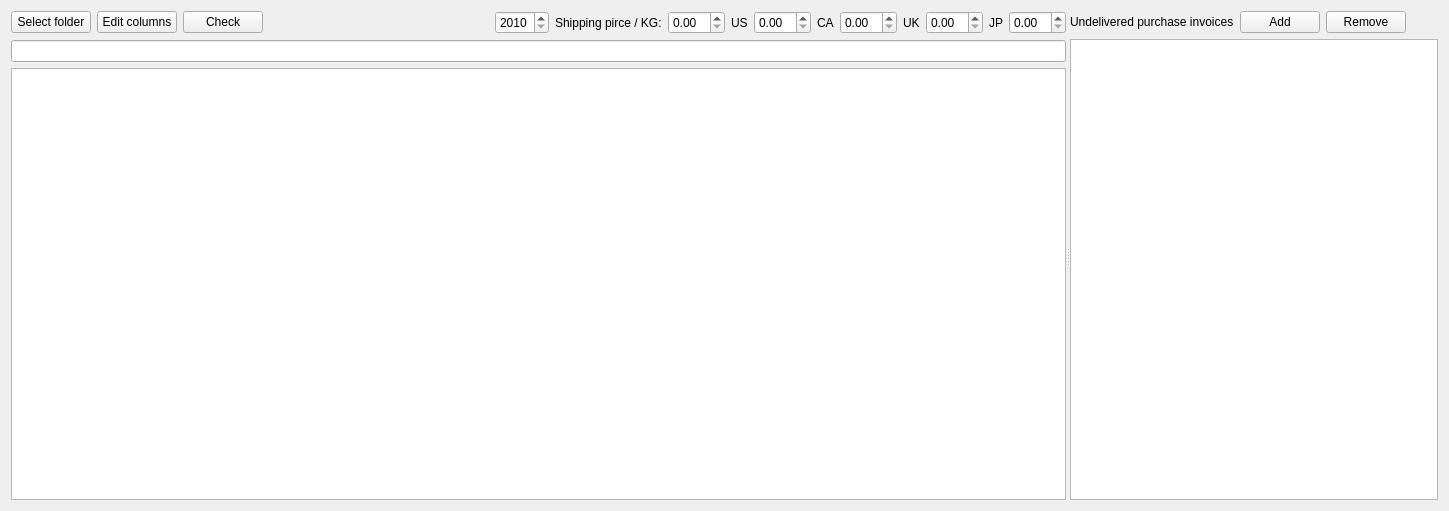
The window that AmzBooks/gui/panes/WidgetPurchases.ui (icingerpower/AmzBooks) describes before a commit, drawn with Qt 5.
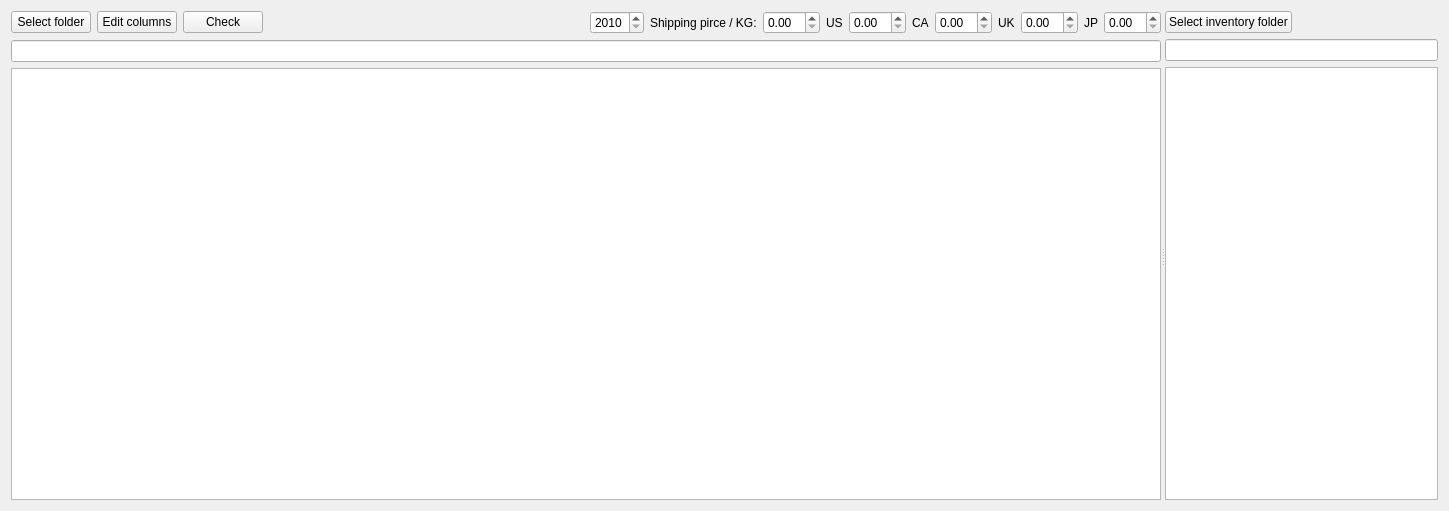
The same window after the commit.

Commit message: The purchase widget was improved so inventory invoice can be loaded after choosing only a folder tha contains them.

What changed in the file:
```diff
--- a/AmzBooks/gui/panes/WidgetPurchases.ui
+++ b/AmzBooks/gui/panes/WidgetPurchases.ui
@@ -148,35 +148,9 @@
        <item>
         <layout class="QHBoxLayout" name="horizontalLayout_2">
          <item>
-          <widget class="QLabel" name="label_6">
+          <widget class="QPushButton" name="buttonSelectInventoryFolder">
            <property name="text">
-            <string>Undelivered purchase invoices</string>
-           </property>
-          </widget>
-         </item>
-         <item>
-          <widget class="QPushButton" name="buttonAddPurchase">
-           <property name="sizePolicy">
-            <sizepolicy hsizetype="Preferred" vsizetype="Fixed">
-             <horstretch>0</horstretch>
-             <verstretch>0</verstretch>
-            </sizepolicy>
-           </property>
-           <property name="text">
-            <string>Add</string>
-           </property>
-          </widget>
-         </item>
-         <item>
-          <widget class="QPushButton" name="buttonRemovePurchase">
-           <property name="sizePolicy">
-            <sizepolicy hsizetype="Preferred" vsizetype="Fixed">
-             <horstretch>0</horstretch>
-             <verstretch>0</verstretch>
-            </sizepolicy>
-           </property>
-           <property name="text">
-            <string>Remove</string>
+            <string>Select inventory folder</string>
            </property>
           </widget>
          </item>
@@ -196,7 +170,17 @@
         </layout>
        </item>
        <item>
-        <widget class="QTreeView" name="treeViewExtraPurchases"/>
+        <widget class="QLineEdit" name="lineEditInventoryFolder"/>
+       </item>
+       <item>
+        <widget class="QTreeView" name="treeViewInventoryCsvFiles">
+         <property name="sizePolicy">
+          <sizepolicy hsizetype="Expanding" vsizetype="Expanding">
+           <horstretch>0</horstretch>
+           <verstretch>0</verstretch>
+          </sizepolicy>
+         </property>
+        </widget>
        </item>
       </layout>
      </widget>
```
The commit also changes 13 other files.
